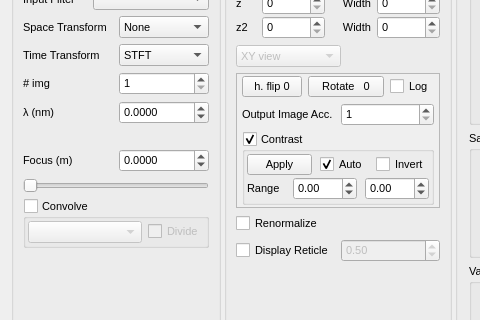
Qt form Holovibes/mainwindow.ui (DigitalHolography/Holovibes) before a commit; both pictures show x 0 to 480 and y 194 to 514 of the 1210 by 798 pixel window.
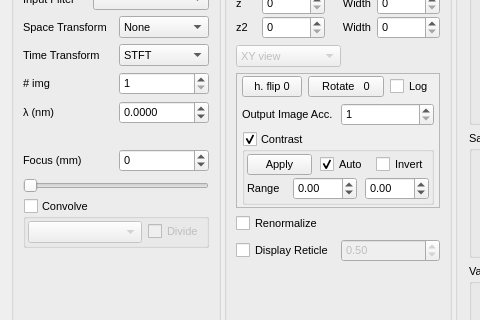
The same form after that commit. Custom widgets are drawn as their Qt base class.

Patch:
```diff
--- a/Holovibes/mainwindow.ui
+++ b/Holovibes/mainwindow.ui
@@ -399,7 +399,7 @@
             </widget>
            </item>
            <item row="6" column="1">
-            <widget class="QDoubleSpinBox" name="ZDoubleSpinBox">
+            <widget class="QSpinBox" name="ZSpinBox">
              <property name="sizePolicy">
               <sizepolicy hsizetype="Ignored" vsizetype="Fixed">
                <horstretch>0</horstretch>
@@ -409,27 +409,21 @@
              <property name="toolTip">
               <string>reconstruction distance of the hologram</string>
              </property>
-             <property name="showGroupSeparator" stdset="0">
-              <bool>false</bool>
-             </property>
-             <property name="decimals">
-              <number>4</number>
-             </property>
              <property name="minimum">
-              <double>-10000.000000000000000</double>
+              <number>-10000</number>
              </property>
              <property name="maximum">
-              <double>10000.000000000000000</double>
+              <number>10000</number>
              </property>
              <property name="singleStep">
-              <double>0.005000000000000</double>
-             </property>
+                <number>1</number>
+              </property>
             </widget>
            </item>
            <item row="6" column="0">
             <widget class="QLabel" name="ZLabel">
              <property name="text">
-              <string>Focus (m)</string>
+              <string>Focus (mm)</string>
              </property>
              <property name="alignment">
               <set>Qt::AlignLeading|Qt::AlignLeft|Qt::AlignVCenter</set>
@@ -500,6 +494,9 @@
              <property name="maximum">
               <number>1000</number>
              </property>
+             <property name="pageStep">
+              <number>1</number>
+             </property>
              <property name="orientation">
               <enum>Qt::Horizontal</enum>
              </property>
```
Left out of the diff: 6 changed lines with no effect on the pictures.
